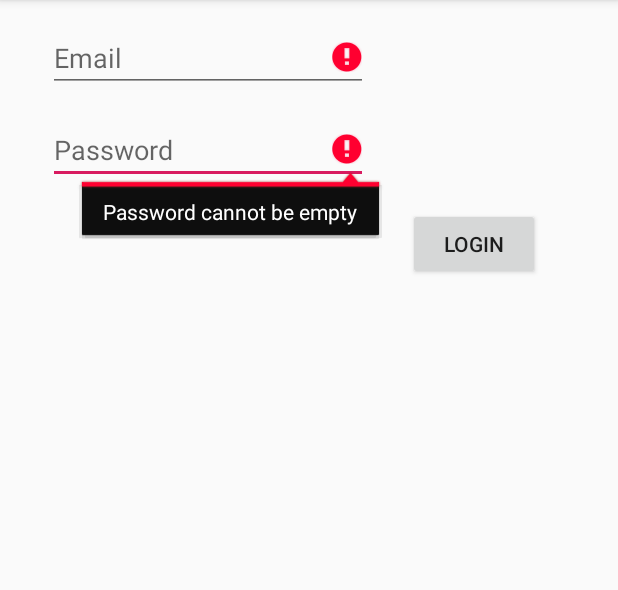
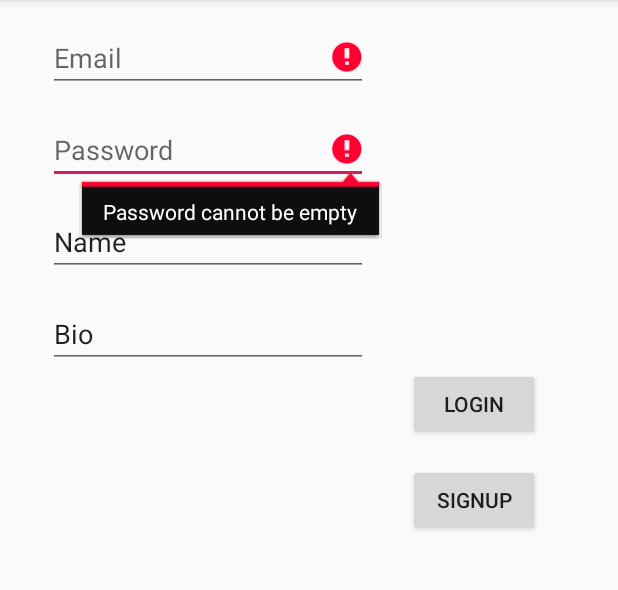
Before and after one commit to ZattWine/firebase-demo, an Android app: the screen it shows after launch (AuthActivity), after a tap on "LOGIN", on a phone screen of 412 x 824 dp, the part 84-674 px from its top. Run offline under Robolectric (Android 15) with nearby library versions, the phone set to English and light mode, and no system bars; our stand-ins replace Firebase (no records; nobody signed in at launch, a user with empty details on screens opened directly).

Commit message:
add signup function

```diff
--- a/app/src/main/res/layout/activity_auth.xml
+++ b/app/src/main/res/layout/activity_auth.xml
@@ -36,10 +36,46 @@
         android:id="@+id/btn_login"
         android:layout_width="wrap_content"
         android:layout_height="wrap_content"
-        android:layout_marginTop="16dp"
         android:text="@string/str_login"
         app:layout_constraintEnd_toEndOf="parent"
         app:layout_constraintHorizontal_bias="0.84"
         app:layout_constraintStart_toStartOf="parent"
+        app:layout_constraintTop_toBottomOf="@+id/txtBio" />
+
+    <EditText
+        android:id="@+id/txtName"
+        android:layout_width="wrap_content"
+        android:layout_height="wrap_content"
+        android:layout_marginTop="16dp"
+        android:ems="10"
+        android:inputType="textPersonName"
+        android:text="@string/str_name"
+        app:layout_constraintEnd_toEndOf="parent"
+        app:layout_constraintHorizontal_bias="0.16"
+        app:layout_constraintStart_toStartOf="parent"
         app:layout_constraintTop_toBottomOf="@+id/txtPassword" />
+
+    <EditText
+        android:id="@+id/txtBio"
+        android:layout_width="wrap_content"
+        android:layout_height="wrap_content"
+        android:layout_marginTop="16dp"
+        android:ems="10"
+        android:inputType="textPersonName"
+        android:text="@string/str_bio"
+        app:layout_constraintEnd_toEndOf="parent"
+        app:layout_constraintHorizontal_bias="0.16"
+        app:layout_constraintStart_toStartOf="parent"
+        app:layout_constraintTop_toBottomOf="@+id/txtName" />
+
+    <Button
+        android:id="@+id/btnSignUp"
+        android:layout_width="wrap_content"
+        android:layout_height="wrap_content"
+        android:layout_marginTop="16dp"
+        android:text="@string/str_signup"
+        app:layout_constraintEnd_toEndOf="parent"
+        app:layout_constraintHorizontal_bias="0.84"
+        app:layout_constraintStart_toStartOf="parent"
+        app:layout_constraintTop_toBottomOf="@+id/btn_login" />
 </androidx.constraintlayout.widget.ConstraintLayout>
--- a/app/src/main/res/values/strings.xml
+++ b/app/src/main/res/values/strings.xml
@@ -3,4 +3,8 @@
     <string name="str_login">Login</string>
     <string name="str_email">Email</string>
     <string name="str_password">Password</string>
+    <string name="str_name">Name</string>
+    <string name="str_signup">Signup</string>
+    <string name="str_bio">Bio</string>
+    <string name="str_logout">Logout</string>
 </resources>
```
Also changed, not shown: app/src/main/java/com/norm/firebasedemo/AuthActivity.kt (+55 -0 lines), app/src/main/java/com/norm/firebasedemo/MainActivity.kt (+40 -0 lines), app/src/main/java/com/norm/firebasedemo/Model.java (added, +19 -0 lines), app/src/main/java/com/norm/firebasedemo/User.kt (added, +7 -0 lines), app/src/main/res/layout/activity_main.xml (+18 -4 lines), 2 other files.
